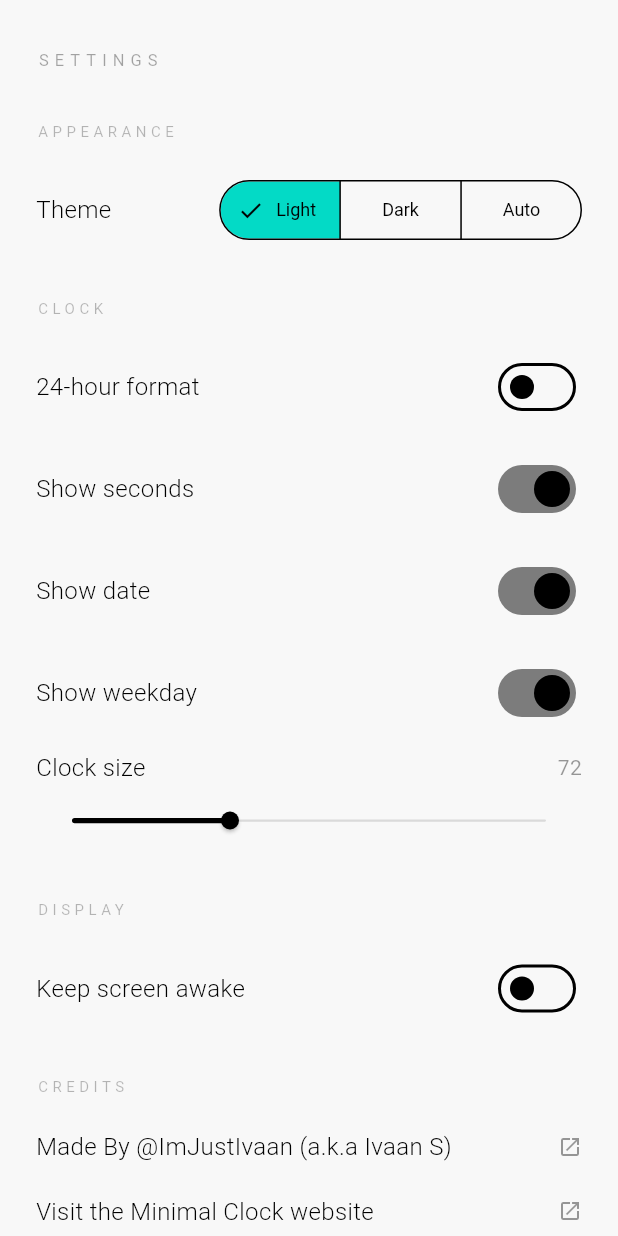
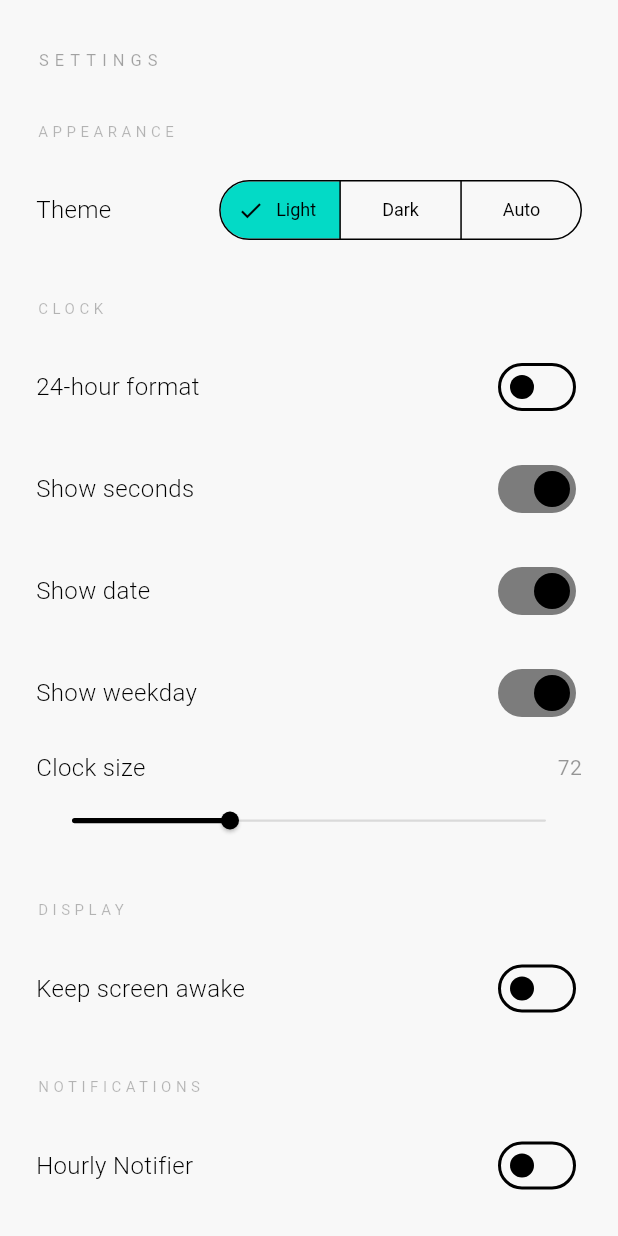
Before and after one commit to ImJustIvaan/Minimal-Clock-Mobile, a Flutter app: the SettingsScreen screen opened directly, after a tap on "Light", on a phone screen of 412 x 824 dp. Run offline on Flutter 3.47's test engine with Material 3 defaults, Android fonts, the phone set to English and light mode, and no system bars; our stand-ins replace app_links, flutter_local_notifications, flutter_riverpod, flutter_timezone, permission_handler, share_plus and 4 more; accounts and stored records are empty; Roboto replaces fonts that are missing (RobotoMono).

Commit message:
Add Hourly Notifier setting (mobile), matching desktop
Uses flutter_local_notifications' periodicallyShow(RepeatInterval.hourly)
rather than a live in-app Timer, so it keeps firing every hour even
while the app is backgrounded or not running — a plain Timer would
have hit the same background-suspension bug just fixed for the
countdown timer.

```diff
--- a/lib/core/models/settings_model.dart
+++ b/lib/core/models/settings_model.dart
@@ -8,6 +8,7 @@ class AppSettings {
   final bool showWeekday;
   final double clockFontSize;
   final bool keepScreenAwake;
+  final bool hourlyNotifier;
 
   const AppSettings({
     this.themeMode = ThemeMode.system,
@@ -17,6 +18,7 @@ class AppSettings {
     this.showWeekday = true,
     this.clockFontSize = 72,
     this.keepScreenAwake = false,
+    this.hourlyNotifier = false,
   });
 
   AppSettings copyWith({
@@ -27,6 +29,7 @@ class AppSettings {
     bool? showWeekday,
     double? clockFontSize,
     bool? keepScreenAwake,
+    bool? hourlyNotifier,
   }) {
     return AppSettings(
       themeMode: themeMode ?? this.themeMode,
@@ -36,6 +39,7 @@ class AppSettings {
       showWeekday: showWeekday ?? this.showWeekday,
       clockFontSize: clockFontSize ?? this.clockFontSize,
       keepScreenAwake: keepScreenAwake ?? this.keepScreenAwake,
+      hourlyNotifier: hourlyNotifier ?? this.hourlyNotifier,
     );
   }
 
@@ -47,6 +51,7 @@ class AppSettings {
         'showWeekday': showWeekday,
         'clockFontSize': clockFontSize,
         'keepScreenAwake': keepScreenAwake,
+        'hourlyNotifier': hourlyNotifier,
       };
 
   factory AppSettings.fromJson(Map<String, dynamic> json) => AppSettings(
@@ -57,5 +62,6 @@ class AppSettings {
         showWeekday: json['showWeekday'] as bool? ?? true,
         clockFontSize: (json['clockFontSize'] as num?)?.toDouble() ?? 72,
         keepScreenAwake: json['keepScreenAwake'] as bool? ?? false,
+        hourlyNotifier: json['hourlyNotifier'] as bool? ?? false,
       );
 }
--- a/lib/core/services/notification_service.dart
+++ b/lib/core/services/notification_service.dart
@@ -117,6 +117,38 @@ class NotificationService {
     await _plugin.cancel(_timerNotificationId);
   }
 
+  static const _hourlyNotifierId = 1;
+
+  /// Uses the OS's own repeating-notification support (not a live in-app
+  /// Timer) so it keeps firing every hour even while the app is backgrounded
+  /// or not running at all.
+  Future<void> setHourlyNotifierEnabled(bool enabled) async {
+    if (!enabled) {
+      await _plugin.cancel(_hourlyNotifierId);
+      return;
+    }
+    const androidDetails = AndroidNotificationDetails(
+      'hourly_channel',
+      'Hourly Notifier',
+      channelDescription: "Notifies you every hour on the hour",
+      importance: Importance.defaultImportance,
+      priority: Priority.defaultPriority,
+    );
+    const iosDetails = DarwinNotificationDetails(
+      presentAlert: true,
+      presentBadge: true,
+      presentSound: true,
+    );
+    await _plugin.periodicallyShow(
+      _hourlyNotifierId,
+      'Minimal Clock',
+      "It's the top of the hour.",
+      RepeatInterval.hourly,
+      const NotificationDetails(android: androidDetails, iOS: iosDetails),
+      androidScheduleMode: AndroidScheduleMode.exactAllowWhileIdle,
+    );
+  }
+
   /// Deterministic int id for a countdown's notification, stable across
   /// app restarts/platforms (Dart's String.hashCode is not guaranteed to be).
   int _countdownNotificationId(String countdownId) {
--- a/lib/features/settings/settings_screen.dart
+++ b/lib/features/settings/settings_screen.dart
@@ -94,6 +94,13 @@ class _SettingsBody extends ConsumerWidget {
                     label: 'Keep screen awake',
                     value: settings.keepScreenAwake,
                     onChanged: (v) => update(settings.copyWith(keepScreenAwake: v)),
+                  ),
+                ]),
+                _Section(label: 'NOTIFICATIONS', children: [
+                  _SwitchRow(
+                    label: 'Hourly Notifier',
+                    value: settings.hourlyNotifier,
+                    onChanged: (v) => update(settings.copyWith(hourlyNotifier: v)),
                   ),
                 ]),
                 _Section(label: 'CREDITS', children: const [
```
Also changed, not shown: lib/core/providers/settings_provider.dart (+9 -3 lines).
